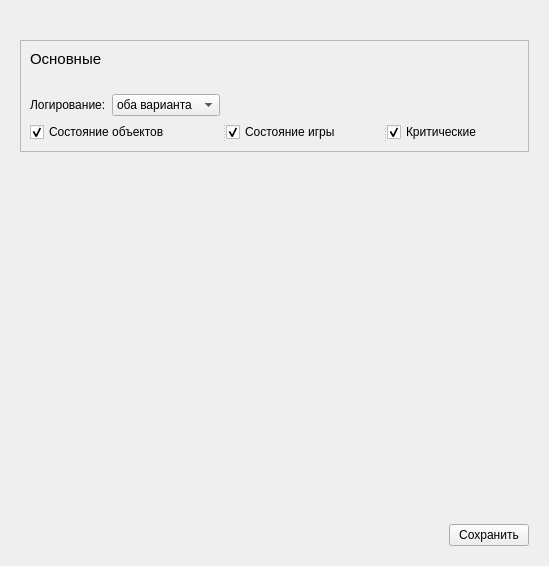
Old version of the form graphics/dialoglevel.ui in the repository Dlexeyn/qt-game.
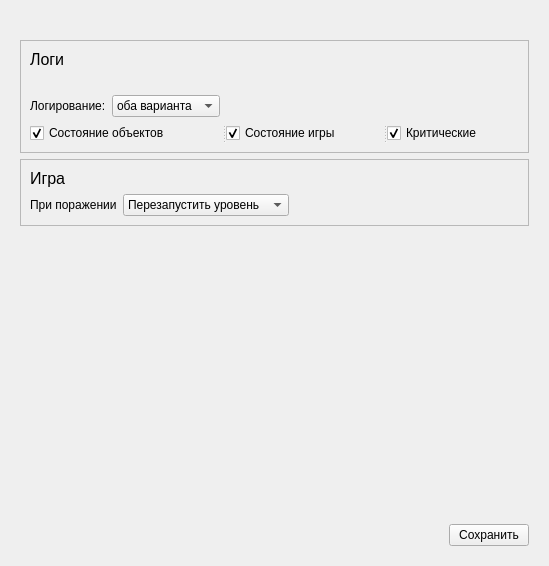
New version of the form. The open tabs and pages were chosen to show the change.

Commit message: update dialogs, CommandReader class

What changed in the file:
```diff
--- a/graphics/dialoglevel.ui
+++ b/graphics/dialoglevel.ui
@@ -350,8 +350,8 @@
       </layout>
      </widget>
      <widget class="QWidget" name="SettingsPage">
-      <layout class="QGridLayout" name="gridLayout_3">
-       <item row="0" column="0">
+      <layout class="QVBoxLayout" name="verticalLayout_2">
+       <item>
         <spacer name="verticalSpacer_6">
          <property name="orientation">
           <enum>Qt::Vertical</enum>
@@ -367,7 +367,7 @@
          </property>
         </spacer>
        </item>
-       <item row="1" column="0">
+       <item>
         <widget class="QFrame" name="frame">
          <property name="frameShape">
           <enum>QFrame::StyledPanel</enum>
@@ -375,31 +375,46 @@
          <property name="frameShadow">
           <enum>QFrame::Raised</enum>
          </property>
-         <layout class="QVBoxLayout" name="verticalLayout_2">
-          <item>
+         <layout class="QGridLayout" name="gridLayout_2">
+          <item row="0" column="0">
            <widget class="QLabel" name="label">
             <property name="text">
-             <string>&lt;html&gt;&lt;head/&gt;&lt;body&gt;&lt;p&gt;&lt;span style=&quot; font-size:11pt;&quot;&gt;Основные&lt;/span&gt;&lt;/p&gt;&lt;/body&gt;&lt;/html&gt;</string>
+             <string>&lt;html&gt;&lt;head/&gt;&lt;body&gt;&lt;p&gt;&lt;span style=&quot; font-size:12pt;&quot;&gt;Логи&lt;/span&gt;&lt;/p&gt;&lt;/body&gt;&lt;/html&gt;</string>
             </property>
            </widget>
           </item>
-          <item>
-           <spacer name="verticalSpacer_5">
+          <item row="3" column="0">
+           <widget class="QSplitter" name="splitter">
             <property name="orientation">
-             <enum>Qt::Vertical</enum>
+             <enum>Qt::Horizontal</enum>
             </property>
-            <property name="sizeType">
-             <enum>QSizePolicy::Fixed</enum>
-            </property>
-            <property name="sizeHint" stdset="0">
-             <size>
-              <width>20</width>
-              <height>20</height>
-             </size>
-            </property>
-           </spacer>
+            <widget class="QCheckBox" name="checkBoxObj">
+             <property name="text">
+              <string>Состояние объектов</string>
+             </property>
+             <property name="checked">
+              <bool>true</bool>
+             </property>
+            </widget>
+            <widget class="QCheckBox" name="checkBoxGame">
+             <property name="text">
+              <string>Состояние игры</string>
+             </property>
+             <property name="checked">
+              <bool>true</bool>
+             </property>
+            </widget>
+            <widget class="QCheckBox" name="checkBoxCrit">
+             <property name="text">
+              <string>Критические</string>
+             </property>
+             <property name="checked">
+              <bool>true</bool>
+             </property>
+            </widget>
+           </widget>
           </item>
-          <item>
+          <item row="2" column="0">
            <layout class="QHBoxLayout" name="horizontalLayout">
             <item>
              <widget class="QLabel" name="label_3">
@@ -447,41 +462,112 @@
             </item>
            </layout>
           </item>
-          <item>
-           <widget class="QSplitter" name="splitter">
+          <item row="1" column="0">
+           <spacer name="verticalSpacer_5">
             <property name="orientation">
-             <enum>Qt::Horizontal</enum>
+             <enum>Qt::Vertical</enum>
             </property>
-            <widget class="QCheckBox" name="checkBoxObj">
-             <property name="text">
-              <string>Состояние объектов</string>
-             </property>
-             <property name="checked">
-              <bool>true</bool>
-             </property>
-            </widget>
-            <widget class="QCheckBox" name="checkBoxGame">
-             <property name="text">
-              <string>Состояние игры</string>
-             </property>
-             <property name="checked">
-              <bool>true</bool>
-             </property>
-            </widget>
-            <widget class="QCheckBox" name="checkBoxCrit">
-             <property name="text">
-              <string>Критические</string>
-             </property>
-             <property name="checked">
-              <bool>true</bool>
-             </property>
-            </widget>
+            <property name="sizeType">
+             <enum>QSizePolicy::Fixed</enum>
+            </property>
+            <property name="sizeHint" stdset="0">
+             <size>
+              <width>20</width>
+              <height>20</height>
+             </size>
+            </property>
+           </spacer>
+          </item>
+         </layout>
+        </widget>
+       </item>
+       <item>
+        <spacer name="verticalSpacer_9">
+         <property name="orientation">
+          <enum>Qt::Vertical</enum>
+         </property>
+         <property name="sizeHint" stdset="0">
+          <size>
+           <width>20</width>
+           <height>40</height>
+          </size>
+         </property>
+        </spacer>
+       </item>
+       <item>
+        <widget class="QFrame" name="frame_2">
+         <property name="frameShape">
+          <enum>QFrame::StyledPanel</enum>
+         </property>
+         <property name="frameShadow">
+          <enum>QFrame::Raised</enum>
+         </property>
+         <layout class="QGridLayout" name="gridLayout_3">
+          <item row="0" column="0" colspan="3">
+           <widget class="QLabel" name="label_2">
+            <property name="text">
+             <string>&lt;html&gt;&lt;head/&gt;&lt;body&gt;&lt;p&gt;&lt;span style=&quot; font-size:12pt;&quot;&gt;Игра&lt;/span&gt;&lt;/p&gt;&lt;/body&gt;&lt;/html&gt;</string>
+            </property>
            </widget>
           </item>
+          <item row="1" column="0">
+           <layout class="QHBoxLayout" name="horizontalLayout_9">
+            <item>
+             <widget class="QLabel" name="label_4">
+              <property name="text">
+               <string>При поражении</string>
+              </property>
+             </widget>
+            </item>
+            <item>
+             <widget class="QComboBox" name="gameComboBox">
+              <item>
+               <property name="text">
+                <string>Перезапустить уровень</string>
+               </property>
+              </item>
+              <item>
+               <property name="text">
+                <string>Выйти в меню</string>
+               </property>
+              </item>
+             </widget>
+            </item>
+            <item>
+             <spacer name="horizontalSpacer_15">
+              <property name="orientation">
+               <enum>Qt::Horizontal</enum>
+              </property>
+              <property name="sizeHint" stdset="0">
+               <size>
+                <width>40</width>
+                <height>20</height>
+               </size>
+              </property>
+             </spacer>
+            </item>
+           </layout>
+          </item>
+          <item row="1" column="1">
+           <spacer name="verticalSpacer_8">
+            <property name="orientation">
+             <enum>Qt::Vertical</enum>
+            </property>
+            <property name="sizeType">
+             <enum>QSizePolicy::Fixed</enum>
+            </property>
+            <property name="sizeHint" stdset="0">
+             <size>
+              <width>20</width>
+              <height>20</height>
+             </size>
+            </property>
+           </spacer>
+          </item>
          </layout>
         </widget>
        </item>
-       <item row="2" column="0">
+       <item>
         <spacer name="verticalSpacer_7">
          <property name="orientation">
           <enum>Qt::Vertical</enum>
@@ -494,7 +580,7 @@
          </property>
         </spacer>
        </item>
-       <item row="3" column="0">
+       <item>
         <layout class="QHBoxLayout" name="horizontalLayout_2">
          <item>
           <spacer name="horizontalSpacer">
```
The commit also changes 41 other files.
